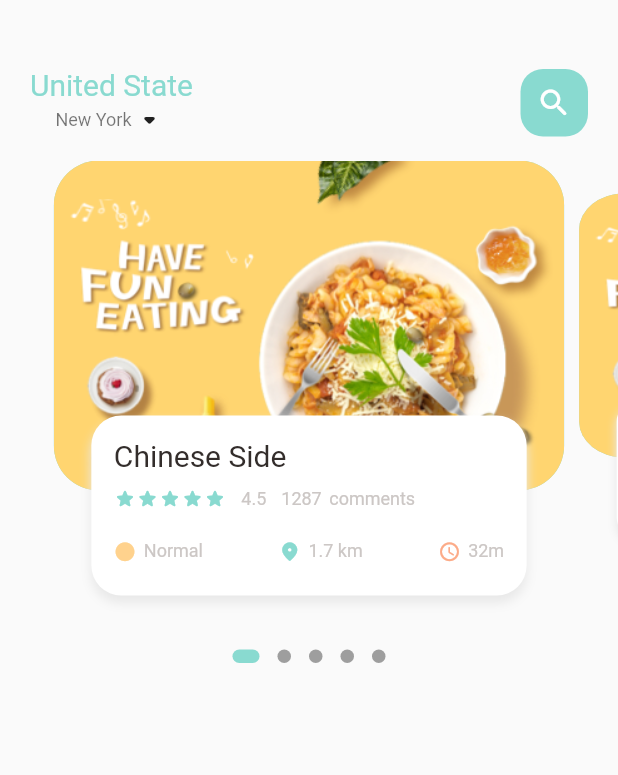
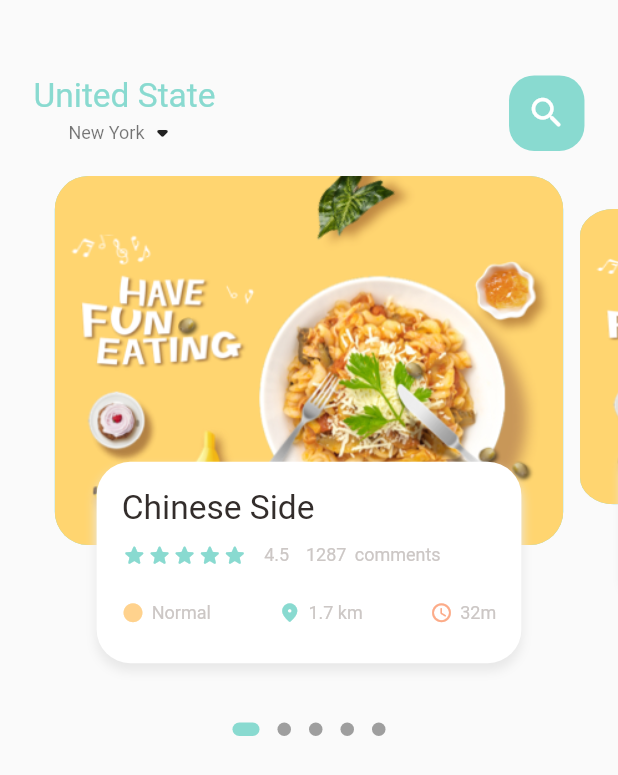
Before and after one commit to MeTi-DeV/Delivery-Food-App-with-Flutter, a Flutter app: the screen it shows after launch, on a phone screen of 412 x 824 dp. Shown: the top 775 px of the screen. Run offline on Flutter 3.47's test engine with Material 2 defaults, Android fonts, the phone set to English and light mode, and no system bars; drawn by our look-alikes of dots_indicator; our stand-ins replace get.

Commit message:
optimize and responsive widgets

```diff
--- a/lib/home/food_page_body.dart
+++ b/lib/home/food_page_body.dart
@@ -1,6 +1,7 @@
 import 'package:dots_indicator/dots_indicator.dart';
 import 'package:flutter/material.dart';
-import 'package:food_delivery_app/units/colors.dart';
+import 'package:food_delivery_app/utils/colors.dart';
+import 'package:food_delivery_app/utils/dimensions.dart';
 import 'package:food_delivery_app/widgets/big_text.dart';
 import 'package:food_delivery_app/widgets/icon_and_text_widget.dart';
 import 'package:food_delivery_app/widgets/small_text.dart';
@@ -33,10 +34,11 @@ class _FoodPageBodyState extends State<FoodPageBody> {
 
   @override
   Widget build(BuildContext context) {
+
     return Column(
       children: [
         Container(
-          height: 320,
+          height:  Dimensions.pageView,
           child: PageView.builder(
               controller: pageController,
               itemCount: 5,
@@ -91,23 +93,23 @@ class _FoodPageBodyState extends State<FoodPageBody> {
       child: Stack(
         children: [
           Container(
-            height: 220,
+            height: Dimensions.pageViewContainer,
             decoration: BoxDecoration(
               color: AppColors.mainColor,
-              borderRadius: BorderRadius.circular(30),
+              borderRadius: BorderRadius.circular( Dimensions.radius20),
               image: DecorationImage(
                   image: AssetImage('assets/image/food0.png'),
                   fit: BoxFit.cover),
             ),
-            margin: EdgeInsets.only(left: 5, right: 5),
+            margin: EdgeInsets.only(left: Dimensions.width5, right: Dimensions.width5),
           ),
           Align(
             alignment: Alignment.bottomCenter,
             child: Container(
-              height: 120,
+              height: Dimensions.pageTextContainer,
               decoration: BoxDecoration(
                 color: Colors.white,
-                borderRadius: BorderRadius.circular(20),
+                borderRadius: BorderRadius.circular(Dimensions.radius20),
                 boxShadow: [
                   BoxShadow(
                     color: Color(0xFFe8e8e8),
@@ -116,15 +118,15 @@ class _FoodPageBodyState extends State<FoodPageBody> {
                   ),
                 ],
               ),
-              margin: EdgeInsets.only(left: 30, right: 30, bottom: 30),
+              margin: EdgeInsets.only(left: Dimensions.width30, right: Dimensions.width30, bottom: Dimensions.height30),
               child: Container(
-                padding: EdgeInsets.only(left: 15, right: 15, top: 15),
+                padding: EdgeInsets.only(left: Dimensions.width15, right: Dimensions.width15, top: Dimensions.height15),
                 child: Column(
                   crossAxisAlignment: CrossAxisAlignment.start,
                   children: [
                     BigText(text: "Chinese Side"),
                     SizedBox(
-                      height: 10,
+                      height: Dimensions.height10,
                     ),
                     Row(
                       children: [
@@ -133,27 +135,27 @@ class _FoodPageBodyState extends State<FoodPageBody> {
                             5,
                             (index) => Icon(
                               Icons.star_rounded,
-                              size: 15,
+                              size: Dimensions.icon15,
                               color: AppColors.mainColor,
                             ),
                           ),
                         ),
                         SizedBox(
-                          width: 10,
+                          width: Dimensions.height10,
                         ),
                         SmallText(text: '4.5'),
                         SizedBox(
-                          width: 10,
+                          width: Dimensions.height10,
                         ),
                         SmallText(text: "1287"),
                         SizedBox(
-                          width: 5,
+                          width:Dimensions.width5,
                         ),
                         SmallText(text: "comments")
                       ],
                     ),
                     SizedBox(
-                      height: 20,
+                      height: Dimensions.height20,
                     ),
                     Row(
                       mainAxisAlignment: MainAxisAlignment.spaceBetween,
--- a/lib/home/main_food_page.dart
+++ b/lib/home/main_food_page.dart
@@ -1,6 +1,7 @@
 import 'package:flutter/material.dart';
 import 'package:food_delivery_app/home/food_page_body.dart';
-import 'package:food_delivery_app/units/colors.dart';
+import 'package:food_delivery_app/utils/colors.dart';
+import 'package:food_delivery_app/utils/dimensions.dart';
 import 'package:food_delivery_app/widgets/big_text.dart';
 import 'package:food_delivery_app/widgets/small_text.dart';
 
@@ -17,8 +18,8 @@ class _MainFoodPageState extends State<MainFoodPage> {
         children: [
           Container(
             child: Container(
-              margin: EdgeInsets.only(top: 45 ,bottom: 15),
-              padding: EdgeInsets.symmetric(horizontal: 20),
+              margin: EdgeInsets.only(top: Dimensions.height45 ,bottom: Dimensions.height15),
+              padding: EdgeInsets.symmetric(horizontal: Dimensions.width20),
               child: Row(
                 mainAxisAlignment: MainAxisAlignment.spaceBetween,
                 children: [
@@ -39,14 +40,16 @@ class _MainFoodPageState extends State<MainFoodPage> {
                   ),
                   Center(
                     child: Container(
-                      width: 45,
-                      height: 45,
+                      width: Dimensions.height45,
+                      height: Dimensions.width45,
                       decoration:
-                          BoxDecoration(borderRadius: BorderRadius.circular(15),color: AppColors.mainColor),
+                          BoxDecoration(borderRadius: BorderRadius.circular(Dimensions.radius15),color: AppColors.mainColor),
 
                       child: Icon(
+
                         Icons.search_rounded,
                         color: Colors.white,
+                        size: Dimensions.icon24,
                       ),
                     ),
                   )
--- a/lib/main.dart
+++ b/lib/main.dart
@@ -1,6 +1,7 @@
 import 'package:flutter/material.dart';
 import 'package:flutter/services.dart';
 import 'package:food_delivery_app/home/main_food_page.dart';
+import 'package:get/get_navigation/src/root/get_material_app.dart';
 
 void main() {
   runApp(const MyApp());
@@ -13,7 +14,7 @@ class MyApp extends StatelessWidget {
   Widget build(BuildContext context) {
     SystemChrome.setSystemUIOverlayStyle(
         SystemUiOverlayStyle(statusBarColor: Colors.transparent));
-    return MaterialApp(
+    return GetMaterialApp(
       debugShowCheckedModeBanner: false,
         title: 'Flutter Demo',
         theme: ThemeData(
--- /dev/null
+++ b/lib/utils/dimensions.dart
@@ -0,0 +1,33 @@
+import 'package:get/get.dart';
+
+class Dimensions {
+  static double screenHeight = Get.context!.height;
+  static double screenWidth = Get.context!.width;
+
+  static double pageView = screenHeight / 2.30;
+  static double pageViewContainer = screenHeight / 3.35;
+  static double pageTextContainer = screenHeight / 6.14;
+//dynamic height padding and margin
+  static double height5 = screenHeight / 147.49;
+  static double height10 = screenHeight / 73.74;
+  static double height15 = screenHeight / 49.16;
+  static double height20 = screenHeight / 36.87;
+  static double height30 = screenHeight / 24.58;
+  static double height45 = screenHeight / 16.38;
+//dynamic width padding and margin
+  static double width5 = screenHeight / 147.49;
+  static double width10 = screenHeight / 73.74;
+  static double width15 = screenHeight / 49.16;
+  static double width20 = screenHeight / 36.87;
+  static double width30 = screenHeight / 24.58;
+  static double width45 = screenHeight / 16.38;
+//dynamic font size
+  static double font20 = screenHeight / 36.87;
+//dynamic radius size
+  static double radius15 = screenHeight / 49.16;
+  static double radius20 = screenHeight / 36.87;
+  static double radius30 = screenHeight / 24.58;
+  //dynamic icon size
+  static double icon24 = screenHeight / 30.72;
+  static double icon15 = screenHeight / 49.16;
+}
--- a/lib/widgets/big_text.dart
+++ b/lib/widgets/big_text.dart
@@ -1,4 +1,5 @@
 import 'package:flutter/material.dart';
+import 'package:food_delivery_app/utils/dimensions.dart';
 
 class BigText extends StatelessWidget {
   final String text;
@@ -8,7 +9,7 @@ class BigText extends StatelessWidget {
   BigText(
       {required this.text,
       this.color = const Color(0xFF332d2b),
-      this.size = 20,
+      this.size = 0,
       this.overFlow = TextOverflow.ellipsis});
 
   @override
@@ -18,7 +19,7 @@ class BigText extends StatelessWidget {
       maxLines: 1,
       style: TextStyle(
         color: color,
-        fontSize: size,
+        fontSize: size == 0 ? Dimensions.font20 : size,
         fontFamily: 'Roboto',
         fontWeight: FontWeight.w400,
       ),
--- a/pubspec.yaml
+++ b/pubspec.yaml
@@ -35,6 +35,7 @@ dependencies:
   # Use with the CupertinoIcons class for iOS style icons.
   cupertino_icons: ^1.0.2
   dots_indicator: ^2.1.0
+  get: ^4.6.1
 
 dev_dependencies:
   flutter_test:
```
Also changed, not shown: lib/utils/colors.dart (renamed from lib/units/colors.dart), pubspec.lock.
